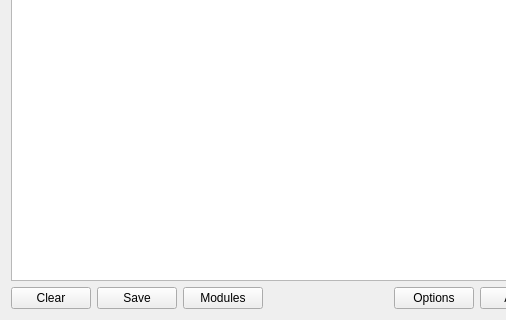
Old version of the form gui_source/guimainwindow.ui in the repository horsicq/XVedogon; both pictures show x 0 to 506 and y 94 to 414 of the 657 by 414 pixel window.
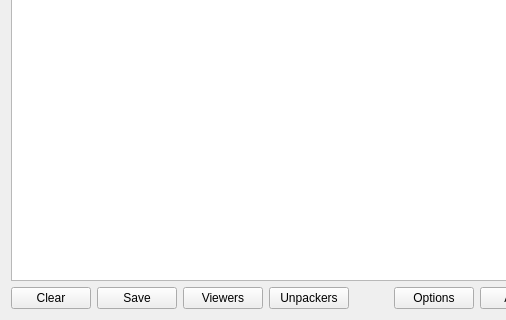
New version of the form.

The edit to the form file:
```diff
--- a/gui_source/guimainwindow.ui
+++ b/gui_source/guimainwindow.ui
@@ -106,7 +106,14 @@
       <item>
        <widget class="QPushButton" name="pushButtonModules">
         <property name="text">
-         <string>Modules</string>
+         <string>Viewers</string>
+        </property>
+       </widget>
+      </item>
+      <item>
+       <widget class="QPushButton" name="pushButtonUnpackers">
+        <property name="text">
+         <string>Unpackers</string>
         </property>
        </widget>
       </item>
```
Left out of the diff: 2 changed lines with no effect on the pictures.
